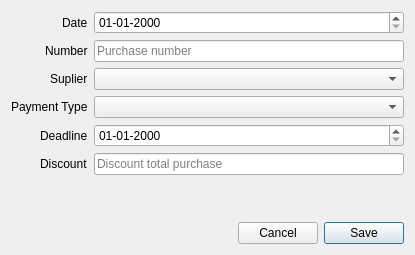
This is libgui/purchase/purchaseadddialog.ui in apinprastya/sultan as Qt 5 draws it before an edit. The edited form follows.
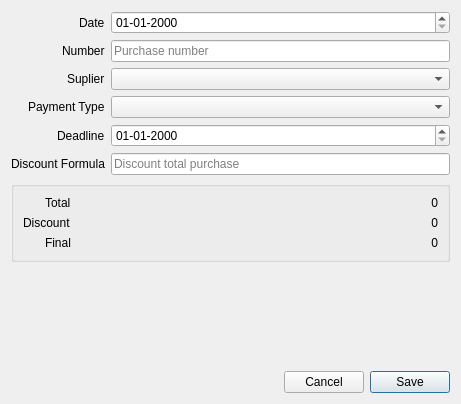
This is the edited form.

Commit message: implement discount on the purchases

The edit to the form file:
```diff
--- a/libgui/purchase/purchaseadddialog.ui
+++ b/libgui/purchase/purchaseadddialog.ui
@@ -6,10 +6,16 @@
    <rect>
     <x>0</x>
     <y>0</y>
-    <width>415</width>
-    <height>255</height>
+    <width>461</width>
+    <height>404</height>
    </rect>
   </property>
+  <property name="minimumSize">
+   <size>
+    <width>450</width>
+    <height>0</height>
+   </size>
+  </property>
   <property name="windowTitle">
    <string>Add New Purchase</string>
   </property>
@@ -87,7 +93,7 @@
      <item row="5" column="0">
       <widget class="QLabel" name="label_6">
        <property name="text">
-        <string>Discount</string>
+        <string>Discount Formula</string>
        </property>
       </widget>
      </item>
@@ -100,6 +106,69 @@
      </item>
     </layout>
    </item>
+   <item>
+    <widget class="QGroupBox" name="groupBox">
+     <property name="title">
+      <string/>
+     </property>
+     <layout class="QFormLayout" name="formLayout_2">
+      <property name="labelAlignment">
+       <set>Qt::AlignRight|Qt::AlignTrailing|Qt::AlignVCenter</set>
+      </property>
+      <item row="0" column="0">
+       <widget class="QLabel" name="label_7">
+        <property name="text">
+         <string>Total</string>
+        </property>
+       </widget>
+      </item>
+      <item row="0" column="1">
+       <widget class="QLabel" name="labelTotal">
+        <property name="text">
+         <string>0</string>
+        </property>
+        <property name="alignment">
+         <set>Qt::AlignRight|Qt::AlignTrailing|Qt::AlignVCenter</set>
+        </property>
+       </widget>
+      </item>
+      <item row="1" column="0">
+       <widget class="QLabel" name="label_8">
+        <property name="text">
+         <string>Discount</string>
+        </property>
+       </widget>
+      </item>
+      <item row="2" column="0">
+       <widget class="QLabel" name="label_9">
+        <property name="text">
+         <string>Final</string>
+        </property>
+       </widget>
+      </item>
+      <item row="1" column="1">
+       <widget class="QLabel" name="labelDiscount">
+        <property name="text">
+         <string>0</string>
+        </property>
+        <property name="alignment">
+         <set>Qt::AlignRight|Qt::AlignTrailing|Qt::AlignVCenter</set>
+        </property>
+       </widget>
+      </item>
+      <item row="2" column="1">
+       <widget class="QLabel" name="labelFinal">
+        <property name="text">
+         <string>0</string>
+        </property>
+        <property name="alignment">
+         <set>Qt::AlignRight|Qt::AlignTrailing|Qt::AlignVCenter</set>
+        </property>
+       </widget>
+      </item>
+     </layout>
+    </widget>
+   </item>
    <item>
     <spacer name="verticalSpacer">
      <property name="orientation">
```
Left out of the diff: 4 changed lines with no effect on the pictures. The commit also changes 8 other files.
